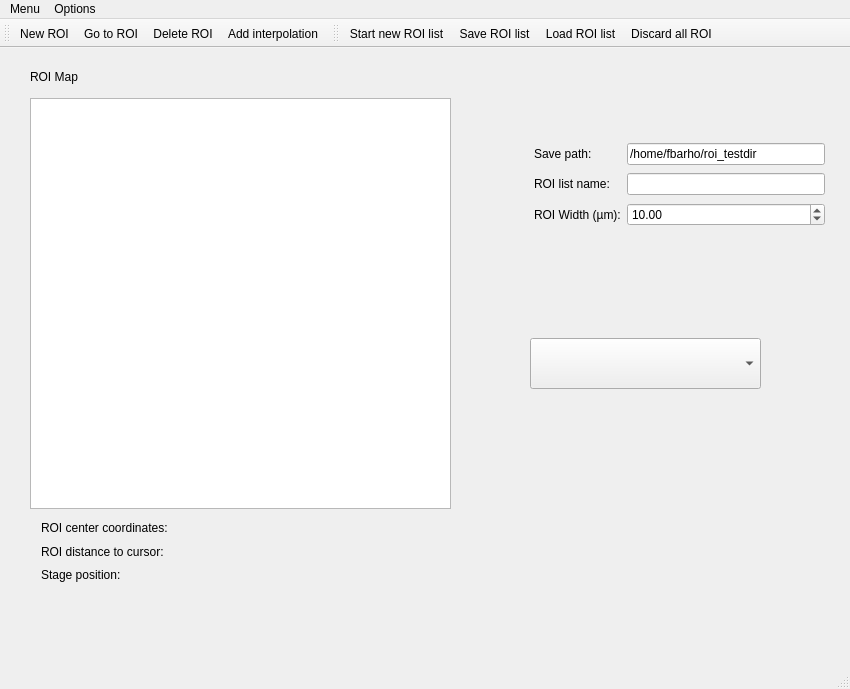
The window that gui/ROI/ui_roi_gui.ui (fbarho/qudi-cbs) describes before a commit, drawn with Qt 5.
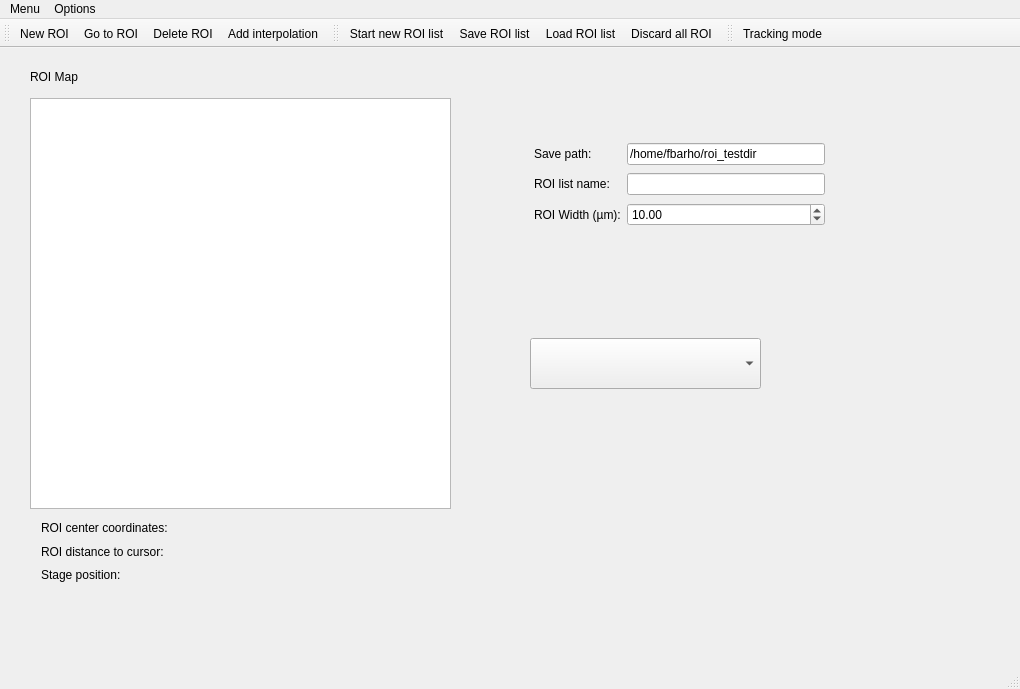
The same window after the commit. Custom widgets are drawn as their Qt base class.

Commit message: added tracking mode + PEP8 compliance

The edit to the form file:
```diff
--- a/gui/ROI/ui_roi_gui.ui
+++ b/gui/ROI/ui_roi_gui.ui
@@ -6,7 +6,7 @@
    <rect>
     <x>0</x>
     <y>0</y>
-    <width>850</width>
+    <width>1020</width>
     <height>689</height>
    </rect>
   </property>
@@ -103,7 +103,7 @@
      </item>
     </layout>
    </widget>
-   <widget class="QWidget" name="">
+   <widget class="QWidget" name="layoutWidget">
     <property name="geometry">
      <rect>
       <x>41</x>
@@ -163,7 +163,7 @@
     <rect>
      <x>0</x>
      <y>0</y>
-     <width>850</width>
+     <width>1020</width>
      <height>22</height>
     </rect>
    </property>
@@ -212,6 +212,18 @@
    <addaction name="load_list_Action"/>
    <addaction name="discard_all_roi_Action"/>
   </widget>
+  <widget class="QToolBar" name="toolBar_3">
+   <property name="windowTitle">
+    <string>toolBar_3</string>
+   </property>
+   <attribute name="toolBarArea">
+    <enum>TopToolBarArea</enum>
+   </attribute>
+   <attribute name="toolBarBreak">
+    <bool>false</bool>
+   </attribute>
+   <addaction name="tracking_mode_Action"/>
+  </widget>
   <action name="new_roi_Action">
    <property name="text">
     <string>New ROI</string>
@@ -275,6 +287,17 @@
     <string>Adds an interpolation between at least 2 already defined ROIs</string>
    </property>
   </action>
+  <action name="tracking_mode_Action">
+   <property name="checkable">
+    <bool>true</bool>
+   </property>
+   <property name="text">
+    <string>Tracking mode</string>
+   </property>
+   <property name="toolTip">
+    <string>Start tracking mode</string>
+   </property>
+  </action>
  </widget>
  <customwidgets>
   <customwidget>
```
The commit also changes 2 other files.
